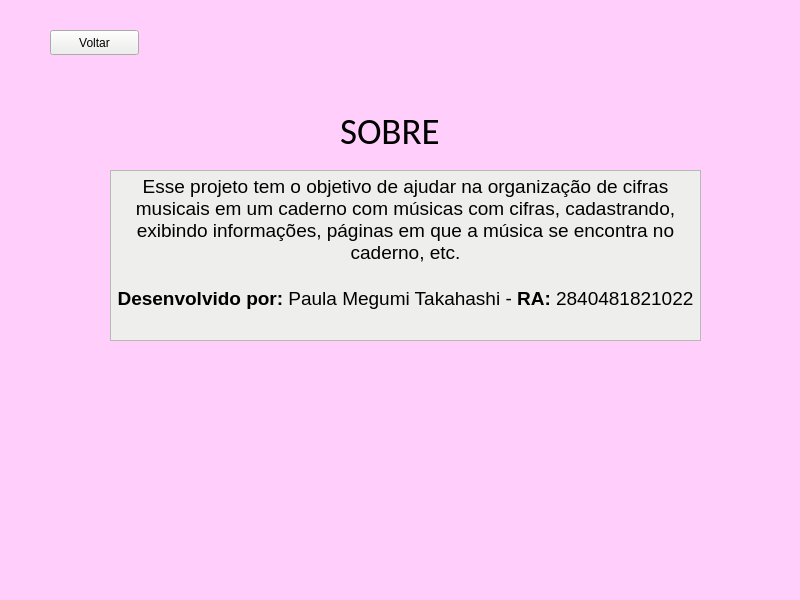
This is Sobre.ui in paulameg/TEI-projeto_final as Qt 5 draws it before an edit. The edited form follows.
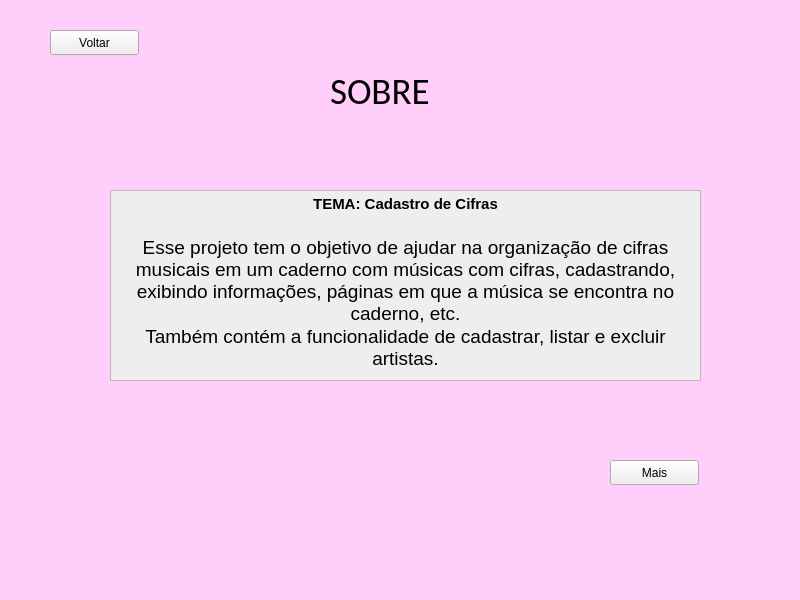
This is the edited form.

Commit message: Telas sobre

The edit to the form file:
```diff
--- a/Sobre.ui
+++ b/Sobre.ui
@@ -20,8 +20,8 @@
    <widget class="QLabel" name="label">
     <property name="geometry">
      <rect>
-      <x>340</x>
-      <y>110</y>
+      <x>330</x>
+      <y>70</y>
       <width>121</width>
       <height>41</height>
      </rect>
@@ -40,9 +40,9 @@
     <property name="geometry">
      <rect>
       <x>110</x>
-      <y>170</y>
+      <y>190</y>
       <width>591</width>
-      <height>171</height>
+      <height>191</height>
      </rect>
     </property>
     <property name="styleSheet">
@@ -53,9 +53,10 @@
 &lt;html&gt;&lt;head&gt;&lt;meta name=&quot;qrichtext&quot; content=&quot;1&quot; /&gt;&lt;style type=&quot;text/css&quot;&gt;
 p, li { white-space: pre-wrap; }
 &lt;/style&gt;&lt;/head&gt;&lt;body style=&quot; font-family:'Ubuntu'; font-size:11pt; font-weight:400; font-style:normal;&quot;&gt;
-&lt;p align=&quot;center&quot; style=&quot; margin-top:0px; margin-bottom:0px; margin-left:0px; margin-right:0px; -qt-block-indent:0; text-indent:0px;&quot;&gt;&lt;span style=&quot; font-size:14pt;&quot;&gt;Esse projeto tem o objetivo de ajudar na organização de cifras musicais em um caderno com músicas com cifras, cadastrando, exibindo informações, páginas em que a música se encontra no caderno, etc.&lt;/span&gt;&lt;/p&gt;
+&lt;p align=&quot;center&quot; style=&quot; margin-top:0px; margin-bottom:0px; margin-left:0px; margin-right:0px; -qt-block-indent:0; text-indent:0px;&quot;&gt;&lt;span style=&quot; font-weight:600;&quot;&gt;TEMA: Cadastro de Cifras&lt;/span&gt;&lt;/p&gt;
 &lt;p align=&quot;center&quot; style=&quot;-qt-paragraph-type:empty; margin-top:0px; margin-bottom:0px; margin-left:0px; margin-right:0px; -qt-block-indent:0; text-indent:0px; font-size:14pt;&quot;&gt;&lt;br /&gt;&lt;/p&gt;
-&lt;p align=&quot;center&quot; style=&quot; margin-top:0px; margin-bottom:0px; margin-left:0px; margin-right:0px; -qt-block-indent:0; text-indent:0px;&quot;&gt;&lt;span style=&quot; font-size:14pt; font-weight:600;&quot;&gt;Desenvolvido por:&lt;/span&gt;&lt;span style=&quot; font-size:14pt;&quot;&gt; Paula Megumi Takahashi - &lt;/span&gt;&lt;span style=&quot; font-size:14pt; font-weight:600;&quot;&gt;RA:&lt;/span&gt;&lt;span style=&quot; font-size:14pt;&quot;&gt; 2840481821022&lt;/span&gt;&lt;/p&gt;&lt;/body&gt;&lt;/html&gt;</string>
+&lt;p align=&quot;center&quot; style=&quot; margin-top:0px; margin-bottom:0px; margin-left:0px; margin-right:0px; -qt-block-indent:0; text-indent:0px;&quot;&gt;&lt;span style=&quot; font-size:14pt;&quot;&gt;Esse projeto tem o objetivo de ajudar na organização de cifras musicais em um caderno com músicas com cifras, cadastrando, exibindo informações, páginas em que a música se encontra no caderno, etc.&lt;/span&gt;&lt;/p&gt;
+&lt;p align=&quot;center&quot; style=&quot; margin-top:0px; margin-bottom:0px; margin-left:0px; margin-right:0px; -qt-block-indent:0; text-indent:0px;&quot;&gt;&lt;span style=&quot; font-size:14pt;&quot;&gt;Também contém a funcionalidade de cadastrar, listar e excluir artistas.&lt;/span&gt;&lt;/p&gt;&lt;/body&gt;&lt;/html&gt;</string>
     </property>
    </widget>
    <widget class="QPushButton" name="pushButton">
@@ -74,6 +75,22 @@
      <string>Voltar</string>
     </property>
    </widget>
+   <widget class="QPushButton" name="pushButton_2">
+    <property name="geometry">
+     <rect>
+      <x>610</x>
+      <y>460</y>
+      <width>89</width>
+      <height>25</height>
+     </rect>
+    </property>
+    <property name="styleSheet">
+     <string notr="true">background-color: rgb(238, 238, 236);</string>
+    </property>
+    <property name="text">
+     <string>Mais</string>
+    </property>
+   </widget>
   </widget>
   <widget class="QMenuBar" name="menubar">
    <property name="geometry">
```
The commit also changes 5 other files.
